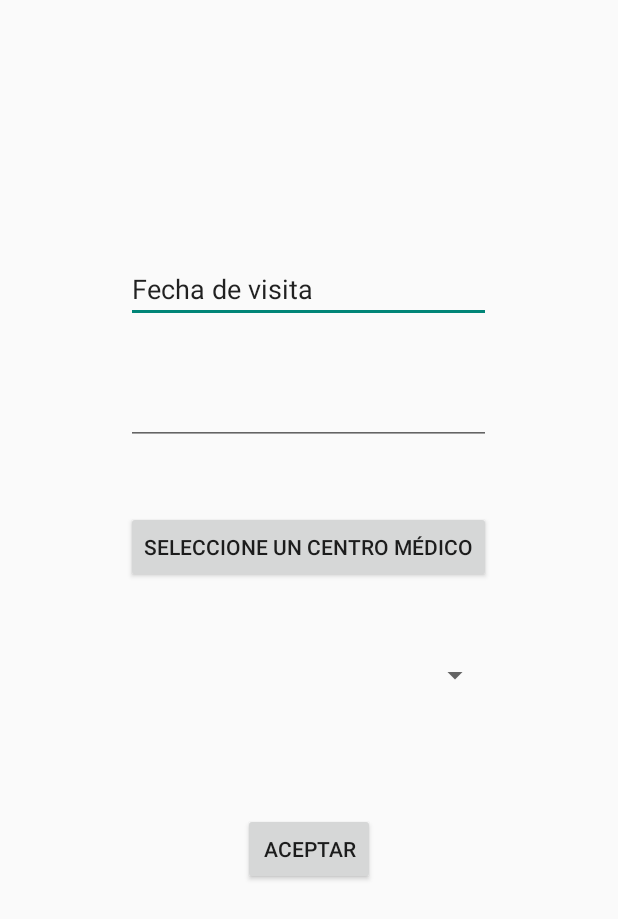
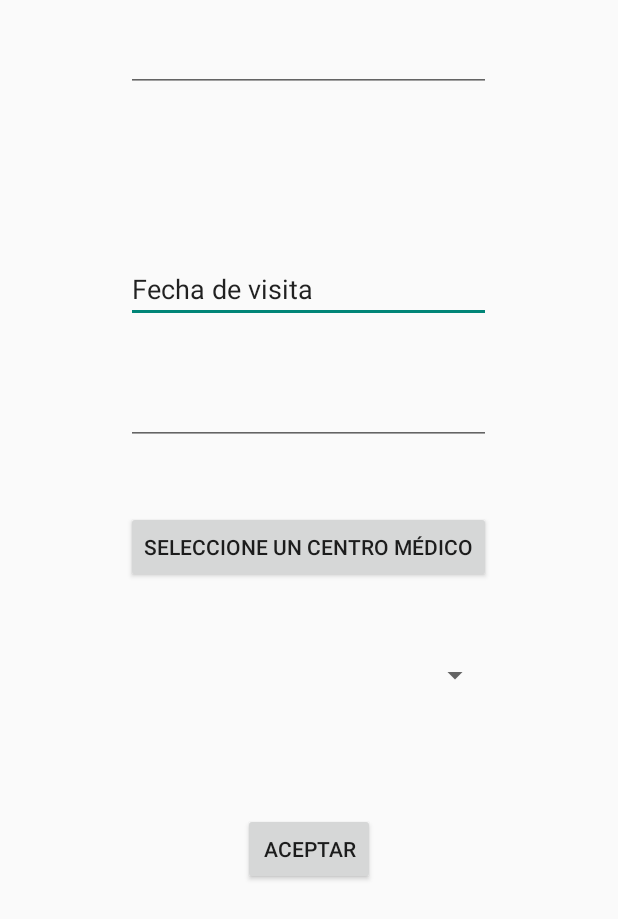
Before and after one commit to knullknave/AndroidApplication, an Android app: the layout activity_newconsult_medic.xml on its own in the app's theme, with its tools: preview values and no code run, on a phone screen of 412 x 824 dp. Shown: the top 919 px of the screen. Run offline under Robolectric (Android 15) with nearby library versions, the phone set to English and light mode, and no system bars.

Commit message:
Solved the problem with the fragments

```diff
--- a/MedicBook/app/src/main/java/com/android/dani/medicbook/MainFragmentMedicActivity.java
+++ b/MedicBook/app/src/main/java/com/android/dani/medicbook/MainFragmentMedicActivity.java
@@ -40,8 +40,5 @@ public class MainFragmentMedicActivity extends ActionBarActivity
         actionBar.addTab(consult);
         actionBar.addTab(newC);
         actionBar.addTab(infoM);
-
-        EditText text = (EditText) getView().findViewById(R.id.editText);
-        text.setText("5555");
     }
 }
--- a/MedicBook/app/src/main/java/com/android/dani/medicbook/NewConsultMedicActivity.java
+++ b/MedicBook/app/src/main/java/com/android/dani/medicbook/NewConsultMedicActivity.java
@@ -12,10 +12,14 @@ import com.android.dani.medicbook.controller.ControllerMainFragmentMedic;
 
 public class NewConsultMedicActivity extends Fragment
 {
+    private View vista;
+
     public View onCreateView(LayoutInflater inflater, ViewGroup container,Bundle savedInstanceState)
     {
         View rootView = inflater.inflate(R.layout.activity_newconsult_medic, container, false);
-
+        EditText editText = (EditText) rootView.findViewById(R.id.editText14);
+        editText.setText("Prueba");
         return rootView;
     }
+
 }
--- a/MedicBook/app/src/main/res/layout/activity_newconsult_medic.xml
+++ b/MedicBook/app/src/main/res/layout/activity_newconsult_medic.xml
@@ -58,4 +58,12 @@
         android:layout_alignStart="@+id/button"
         android:editable="false"
         android:enabled="true" />
+
+    <EditText
+        android:layout_width="wrap_content"
+        android:layout_height="wrap_content"
+        android:id="@+id/editText14"
+        android:layout_alignParentTop="true"
+        android:layout_alignStart="@+id/editText"
+        android:layout_alignEnd="@+id/editText" />
 </RelativeLayout>
```
